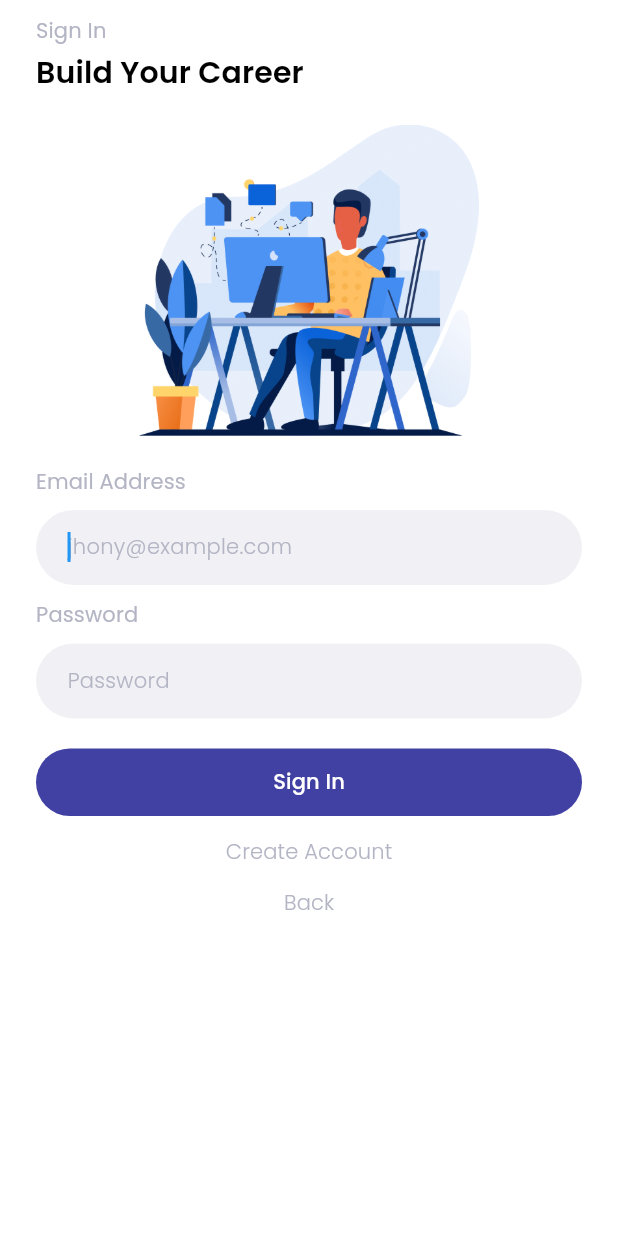
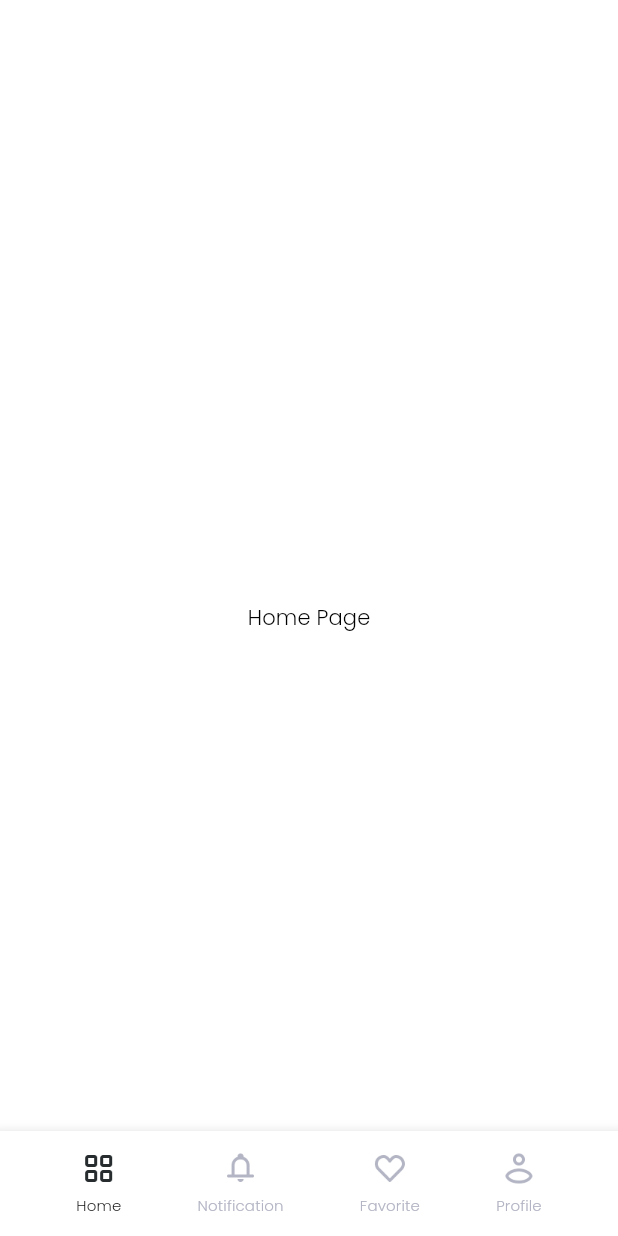
Before and after one commit to fathulaziss/findjob, a Flutter app: the LoginPage screen opened directly, after a tap on "Sign In", on a phone screen of 412 x 824 dp. Run offline on Flutter 3.47's test engine with Material 2 defaults, Android fonts, the phone set to English and light mode, and no system bars; our stand-ins replace get, google_fonts.

Commit message:
add main page

```diff
--- a/lib/main.dart
+++ b/lib/main.dart
@@ -1,6 +1,4 @@
-import 'package:findjob/ui/pages/register_page.dart';
-import 'package:findjob/ui/pages/onboarding_page.dart';
-import 'package:findjob/ui/pages/splash_page.dart';
+import 'package:findjob/ui/pages/non_logged/onboarding_page.dart';
 import 'package:flutter/material.dart';
 import 'package:get/route_manager.dart';
 
--- a/lib/shared/assets.dart
+++ b/lib/shared/assets.dart
@@ -3,4 +3,14 @@ class Assets {
   static String background = 'assets/images/background.png';
   static String userDefault = 'assets/images/user_default.png';
   static String imageLogin = 'assets/images/image_login.png';
+  static String iconHomeActive = 'assets/icons/icon_home_active.png';
+  static String iconHomeInActive = 'assets/icons/icon_home_inactive.png';
+  static String iconNotificationActive =
+      'assets/icons/icon_notification_active.png';
+  static String iconNotificationInActive =
+      'assets/icons/icon_notification_inactive.png';
+  static String iconLikeActive = 'assets/icons/icon_like_active.png';
+  static String iconLikeInActive = 'assets/icons/icon_like_inactive.png';
+  static String iconProfileActive = 'assets/icons/icon_profile_active.png';
+  static String iconProfileInActive = 'assets/icons/icon_profile_inactive.png';
 }
--- /dev/null
+++ b/lib/ui/pages/logged/favorite_page.dart
@@ -0,0 +1,16 @@
+import 'package:findjob/shared/shared.dart';
+import 'package:flutter/material.dart';
+
+class FavoritePage extends StatelessWidget {
+  const FavoritePage({Key? key}) : super(key: key);
+
+  @override
+  Widget build(BuildContext context) {
+    return Container(
+      color: Colors.white,
+      child: Center(
+        child: Text("Like Page", style: blackTextStyle),
+      ),
+    );
+  }
+}
--- /dev/null
+++ b/lib/ui/pages/logged/home_page.dart
@@ -0,0 +1,16 @@
+import 'package:findjob/shared/shared.dart';
+import 'package:flutter/material.dart';
+
+class HomePage extends StatelessWidget {
+  const HomePage({Key? key}) : super(key: key);
+
+  @override
+  Widget build(BuildContext context) {
+    return Container(
+      color: Colors.white,
+      child: Center(
+        child: Text("Home Page", style: blackTextStyle),
+      ),
+    );
+  }
+}
--- /dev/null
+++ b/lib/ui/pages/logged/main_page.dart
@@ -0,0 +1,67 @@
+import 'package:findjob/ui/pages/logged/home_page.dart';
+import 'package:findjob/ui/pages/logged/favorite_page.dart';
+import 'package:findjob/ui/pages/logged/notification_page.dart';
+import 'package:findjob/ui/pages/logged/profile_page.dart';
+import 'package:findjob/ui/widgets/custom_bottom_navbar.dart';
+import 'package:flutter/material.dart';
+
+class MainPage extends StatefulWidget {
+  final int initial;
+  const MainPage({
+    required this.initial,
+    Key? key,
+  }) : super(key: key);
+
+  @override
+  _MainPageState createState() => _MainPageState();
+}
+
+class _MainPageState extends State<MainPage> {
+  PageController pageController = PageController();
+  int? selectedPage;
+
+  @override
+  void initState() {
+    selectedPage = widget.initial;
+    super.initState();
+  }
+
+  @override
+  Widget build(BuildContext context) {
+    return Scaffold(
+      backgroundColor: Colors.white,
+      body: SafeArea(
+        child: Stack(
+          children: [
+            PageView(
+              controller: pageController,
+              onPageChanged: (pageIndex) {
+                setState(() {
+                  selectedPage = pageIndex;
+                });
+              },
+              children: [
+                HomePage(),
+                NotificationPage(),
+                FavoritePage(),
+                ProfilePage()
+              ],
+            ),
+            Align(
+              alignment: Alignment.bottomCenter,
+              child: CustomBottomNavBar(
+                selectedIndex: selectedPage,
+                onTap: (pageIndex) {
+                  setState(() {
+                    selectedPage = pageIndex;
+                  });
+                  pageController.jumpToPage(selectedPage!);
+                },
+              ),
+            )
+          ],
+        ),
+      ),
+    );
+  }
+}
--- /dev/null
+++ b/lib/ui/pages/logged/notification_page.dart
@@ -0,0 +1,16 @@
+import 'package:findjob/shared/shared.dart';
+import 'package:flutter/material.dart';
+
+class NotificationPage extends StatelessWidget {
+  const NotificationPage({Key? key}) : super(key: key);
+
+  @override
+  Widget build(BuildContext context) {
+    return Container(
+      color: Colors.white,
+      child: Center(
+        child: Text("Notification Page", style: blackTextStyle),
+      ),
+    );
+  }
+}
--- /dev/null
+++ b/lib/ui/pages/logged/profile_page.dart
@@ -0,0 +1,16 @@
+import 'package:findjob/shared/shared.dart';
+import 'package:flutter/material.dart';
+
+class ProfilePage extends StatelessWidget {
+  const ProfilePage({Key? key}) : super(key: key);
+
+  @override
+  Widget build(BuildContext context) {
+    return Container(
+      color: Colors.white,
+      child: Center(
+        child: Text("Profile Page", style: blackTextStyle),
+      ),
+    );
+  }
+}
--- a/lib/ui/pages/login_page.dart
+++ b/lib/ui/pages/non_logged/login_page.dart
@@ -1,5 +1,6 @@
 import 'package:findjob/shared/shared.dart';
-import 'package:findjob/ui/pages/register_page.dart';
+import 'package:findjob/ui/pages/logged/main_page.dart';
+import 'package:findjob/ui/pages/non_logged/register_page.dart';
 import 'package:findjob/ui/widgets/button_primary.dart';
 import 'package:findjob/ui/widgets/input_form_primary.dart';
 import 'package:flutter/material.dart';
@@ -46,7 +47,11 @@ class _LoginPageState extends State<LoginPage> {
                   titleStyle: whiteTextStyle.copyWith(
                       fontSize: 14, fontWeight: FontWeight.w500),
                   title: 'Sign In',
-                  onPressed: () {},
+                  onPressed: () {
+                    Get.to(() => MainPage(
+                          initial: 0,
+                        ));
+                  },
                 ),
                 TextButton(
                   onPressed: () {
--- a/lib/ui/pages/onboarding_page.dart
+++ b/lib/ui/pages/non_logged/onboarding_page.dart
@@ -1,7 +1,7 @@
 import 'package:findjob/shared/assets.dart';
 import 'package:findjob/shared/shared.dart';
-import 'package:findjob/ui/pages/login_page.dart';
-import 'package:findjob/ui/pages/register_page.dart';
+import 'package:findjob/ui/pages/non_logged/login_page.dart';
+import 'package:findjob/ui/pages/non_logged/register_page.dart';
 import 'package:findjob/ui/widgets/button_outlined.dart';
 import 'package:findjob/ui/widgets/button_primary.dart';
 import 'package:flutter/material.dart';
--- /dev/null
+++ b/lib/ui/widgets/custom_bottom_navbar.dart
@@ -0,0 +1,146 @@
+import 'package:findjob/shared/assets.dart';
+import 'package:findjob/shared/shared.dart';
+import 'package:flutter/material.dart';
+
+class CustomBottomNavBar extends StatelessWidget {
+  final int? selectedIndex;
+  final Function(int index)? onTap;
+
+  CustomBottomNavBar({this.selectedIndex, this.onTap});
+
+  @override
+  Widget build(BuildContext context) {
+    return Container(
+      width: double.infinity,
+      height: 70,
+      decoration: BoxDecoration(
+        color: Colors.white,
+        boxShadow: [
+          BoxShadow(
+              color: Colors.grey.withOpacity(0.3),
+              spreadRadius: 5,
+              blurRadius: 5,
+              offset: Offset(0, 5))
+        ],
+      ),
+      child: Row(
+        mainAxisAlignment: MainAxisAlignment.spaceEvenly,
+        children: [
+          InkWell(
+            onTap: () {
+              if (onTap != null) {
+                onTap!(0);
+              }
+            },
+            child: Container(
+              child: Column(
+                mainAxisAlignment: MainAxisAlignment.center,
+                children: [
+                  Container(
+                    width: 24,
+                    height: 24,
+                    margin: EdgeInsets.only(bottom: 5),
+                    alignment: Alignment.center,
+                    child: (selectedIndex == 0)
+                        ? Image.asset(Assets.iconHomeActive)
+                        : Image.asset(Assets.iconHomeInActive),
+                  ),
+                  Text(
+                    'Home',
+                    style: (selectedIndex == 0)
+                        ? blackTextStyle.copyWith(fontSize: 10)
+                        : grayTextStyle.copyWith(fontSize: 10),
+                  )
+                ],
+              ),
+            ),
+          ),
+          InkWell(
+            onTap: () {
+              if (onTap != null) {
+                onTap!(1);
+              }
+            },
+            child: Container(
+              child: Column(
+                mainAxisAlignment: MainAxisAlignment.center,
+                children: [
+                  Container(
+                      width: 24,
+                      height: 24,
+                      margin: EdgeInsets.only(bottom: 5),
+                      alignment: Alignment.center,
+                      child: (selectedIndex == 1)
+                          ? Image.asset(Assets.iconNotificationActive)
+                          : Image.asset(Assets.iconNotificationInActive)),
+                  Text(
+                    'Notification',
+                    style: (selectedIndex == 1)
+                        ? blackTextStyle.copyWith(fontSize: 10)
+                        : grayTextStyle.copyWith(fontSize: 10),
+                  )
+                ],
+              ),
+            ),
+          ),
+          InkWell(
+            onTap: () {
+              if (onTap != null) {
+                onTap!(2);
+              }
+            },
+            child: Container(
+              child: Column(
+                mainAxisAlignment: MainAxisAlignment.center,
+                children: [
+                  Container(
+                      width: 24,
+                      height: 24,
+                      margin: EdgeInsets.only(bottom: 5),
+                      alignment: Alignment.center,
+                      child: (selectedIndex == 2)
+                          ? Image.asset(Assets.iconLikeActive)
+                          : Image.asset(Assets.iconLikeInActive)),
+                  Text(
+                    'Favorite',
+                    style: (selectedIndex == 2)
+                        ? blackTextStyle.copyWith(fontSize: 10)
+                        : grayTextStyle.copyWith(fontSize: 10),
+                  )
+                ],
+              ),
+            ),
+          ),
+          InkWell(
+            onTap: () {
+              if (onTap != null) {
+                onTap!(3);
+              }
+            },
+            child: Container(
+              child: Column(
+                mainAxisAlignment: MainAxisAlignment.center,
+                children: [
+                  Container(
+                      width: 24,
+                      height: 24,
+                      margin: EdgeInsets.only(bottom: 5),
+                      alignment: Alignment.center,
+                      child: (selectedIndex == 3)
+                          ? Image.asset(Assets.iconProfileActive)
+                          : Image.asset(Assets.iconProfileInActive)),
+                  Text(
+                    'Profile',
+                    style: (selectedIndex == 3)
+                        ? blackTextStyle.copyWith(fontSize: 10)
+                        : grayTextStyle.copyWith(fontSize: 10),
+                  )
+                ],
+              ),
+            ),
+          ),
+        ],
+      ),
+    );
+  }
+}
```
Also changed, not shown: assets/icons/icon_home_active.png (added), assets/icons/icon_home_inactive.png (added), assets/icons/icon_like_active.png (added), assets/icons/icon_like_inactive.png (added), assets/icons/icon_notification_active.png (added), assets/icons/icon_notification_inactive.png (added), assets/icons/icon_profile_active.png (added), assets/icons/icon_profile_inactive.png (added), lib/ui/pages/non_logged/register_page.dart (renamed from lib/ui/pages/register_page.dart), lib/ui/pages/non_logged/splash_page.dart (renamed from lib/ui/pages/splash_page.dart).
